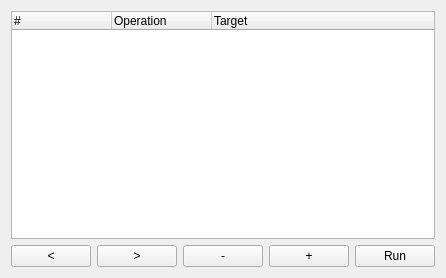
clpi/isutils, file isu/ui/data/steps.ui: the form before one commit.
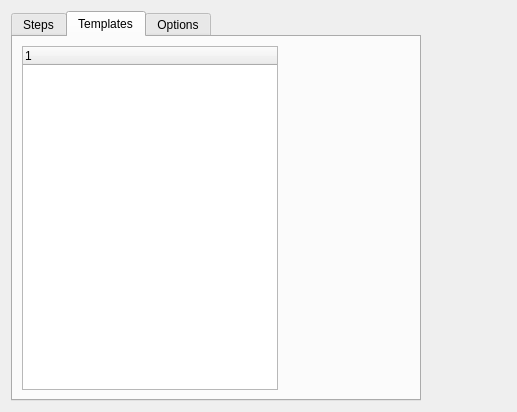
The form after the commit. The open tabs and pages were chosen to show the change.

```diff
--- a/isu/ui/data/steps.ui
+++ b/isu/ui/data/steps.ui
@@ -1,5 +1,33 @@
 <?xml version="1.0" encoding="UTF-8"?>
 <ui version="4.0">
+ <class>Form</class>
+ <widget class="QWidget" name="Form">
+  <property name="geometry">
+   <rect>
+    <x>0</x>
+    <y>0</y>
+    <width>517</width>
+    <height>412</height>
+   </rect>
+  </property>
+  <property name="windowTitle">
+   <string>Form</string>
+  </property>
+  <layout class="QVBoxLayout" name="verticalLayout">
+   <item>
+    <widget class="QTabWidget" name="stepData">
+     <property name="enabled">
+      <bool>true</bool>
+     </property>
+     <property name="maximumSize">
+      <size>
+       <width>410</width>
+       <height>16777215</height>
+      </size>
+     </property>
+     <property name="currentIndex">
+      <number>2</number>
+     </property>
 <widget class="QWidget" name="stepsTab">
   <property name="sizePolicy">
     <sizepolicy hsizetype="Expanding" vsizetype="Expanding">
@@ -24,23 +52,7 @@
     <number>11</number>
     </property>
     <item>
-    <widget class="QTreeWidget" name="stepsTreeWidget">
-    <column>
-        <property name="text">
-        <string>#</string>
-        </property>
-    </column>
-    <column>
-        <property name="text">
-        <string>Operation</string>
-        </property>
-    </column>
-    <column>
-        <property name="text">
-        <string>Target</string>
-        </property>
-    </column>
-    </widget>
+        <widget class="QTableWidget" name="stepsTable"/>
     </item>
     <item>
     <layout class="QHBoxLayout" name="horizontalLayout_3">
@@ -106,4 +118,57 @@
     </item>
     </layout>
   </widget>
+     <widget class="QWidget" name="templatesTab">
+      <property name="sizePolicy">
+       <sizepolicy hsizetype="Maximum" vsizetype="Preferred">
+        <horstretch>0</horstretch>
+        <verstretch>0</verstretch>
+       </sizepolicy>
+      </property>
+      <attribute name="title">
+       <string>Templates</string>
+      </attribute>
+      <layout class="QVBoxLayout" name="verticalLayout_19">
+       <item>
+        <widget class="QTreeWidget" name="treeWidget">
+         <property name="sizePolicy">
+          <sizepolicy hsizetype="Maximum" vsizetype="Expanding">
+           <horstretch>0</horstretch>
+           <verstretch>0</verstretch>
+          </sizepolicy>
+         </property>
+         <column>
+          <property name="text">
+           <string notr="true">1</string>
+          </property>
+         </column>
+        </widget>
+       </item>
+      </layout>
+     </widget>
+     <widget class="QWidget" name="optionsTab">
+      <property name="sizePolicy">
+       <sizepolicy hsizetype="Expanding" vsizetype="Preferred">
+        <horstretch>0</horstretch>
+        <verstretch>0</verstretch>
+       </sizepolicy>
+      </property>
+      <property name="autoFillBackground">
+       <bool>true</bool>
+      </property>
+      <attribute name="title">
+       <string>Options</string>
+      </attribute>
+      <layout class="QVBoxLayout" name="verticalLayout_17">
+       <item>
+        <widget class="QTableWidget" name="stepOptionsTable"/>
+       </item>
+      </layout>
+     </widget>
+    </widget>
+   </item>
+  </layout>
+ </widget>
+ <resources/>
+ <connections/>
 </ui>
```
Left out of the diff: 2 changed lines with no effect on the pictures. Lines whose indentation alone changed are shown as unchanged.
